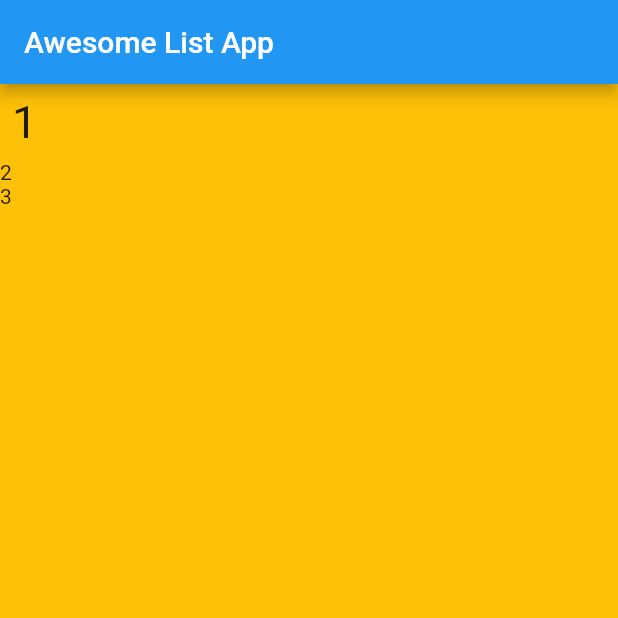
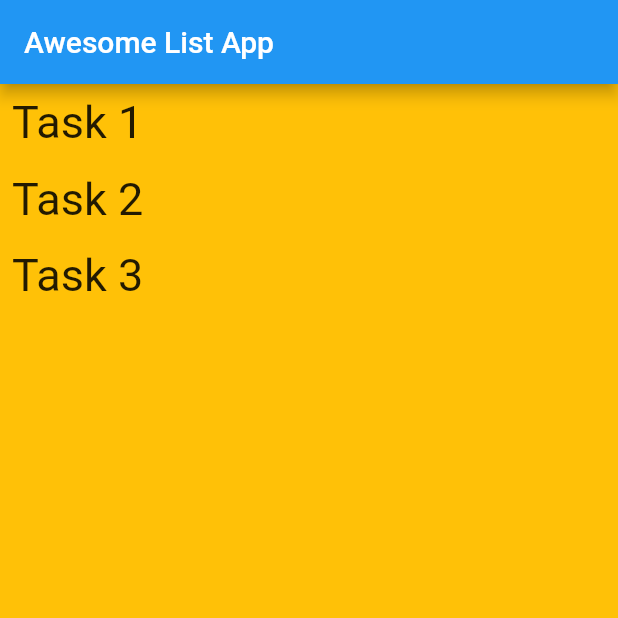
Before and after one commit to tomyamGTX/flutter_note, a Flutter app: the screen it shows after launch, on a phone screen of 412 x 824 dp, the top half of it. Run offline on Flutter 3.47's test engine with Material 2 defaults, Android fonts, the phone set to English and light mode, and no system bars.

Commit message:
create home screen

```diff
--- a/lib/screen/homescreen.dart
+++ b/lib/screen/homescreen.dart
@@ -5,14 +5,16 @@ class HomeScreen extends StatelessWidget{
   Widget build(BuildContext context) {
     return Scaffold(
       backgroundColor: Colors.amber,
-        appBar: AppBar(title: Text('Awesome List App'),),
-        body: ListView(
-          children: [
-            CustomText(text: '1'),
-            Text('2'),
-            Text('3')
-          ],
+        appBar: AppBar(title: Text('Awesome List App'),
         ),
+      body: Column(
+        children: List.generate(
+          taskList.length,
+              (index) {
+            return CustomText(text: taskList[index]);
+          },
+        ),
+      ),
     );
   }
 }
@@ -34,4 +36,8 @@ class CustomText extends StatelessWidget {
 }
 
 
-List<String> TaskList=['Task1','Task2', 'Task3'];
+List<String> taskList = [
+  'Task 1',
+  'Task 2',
+  'Task 3',
+];
```
